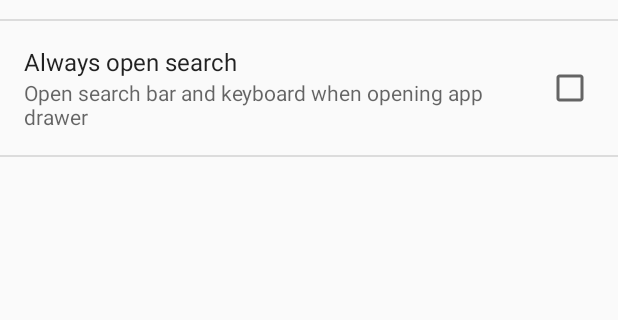
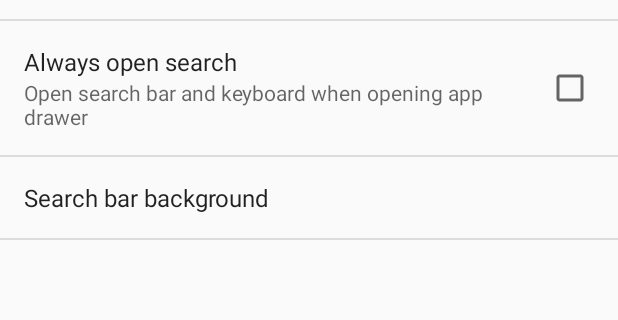
Before and after one commit to fqdb/Hybrid-Homescreen, an Android app: the fragment SettingsFragment shown on its own in the app's theme, after a tap on "Search settings", on a phone screen of 412 x 824 dp, the part 62-382 px from its top. Run offline under Robolectric (Android 15) with nearby library versions, the phone set to English and light mode, and no system bars; 3 other taps on this screen came first.

Commit message:
General maintenance

```diff
--- a/app/src/main/res/layout/homescreen_fragment.xml
+++ b/app/src/main/res/layout/homescreen_fragment.xml
@@ -9,10 +9,9 @@
         android:id="@+id/home_cell_layout"
         android:layout_width="match_parent"
         android:layout_height="match_parent"
-        android:padding="10dp"
+        android:layout_margin="10dp"
         cl:columns="4"
-        cl:spacing="5dp"
-        android:layout_marginRight="20dp">
+        cl:spacing="5dp">
         <!--<include layout="@layout/cell_item"-->
             <!--android:id="@+id/cell_1"-->
             <!--android:layout_width="wrap_content"-->
--- a/app/src/main/res/xml/settings.xml
+++ b/app/src/main/res/xml/settings.xml
@@ -48,7 +48,7 @@
                 android:title="Vertical"
                 android:entries="@array/home_grid"
                 android:entryValues="@array/home_grid"
-                android:defaultValue="4"/>
+                android:defaultValue="6"/>
         </PreferenceCategory>
         <!--
          * grid size
@@ -87,6 +87,12 @@
             android:key="always_open_search"
             android:title="Always open search"
             android:summary="Open search bar and keyboard when opening app drawer" />
+        <ListPreference
+            android:key="search_bar_bg"
+            android:title="Search bar background"
+            android:defaultValue="white_opaque"
+            android:entries="@array/search_bg_labels"
+            android:entryValues="@array/search_bg_values" />
     </PreferenceScreen>
     <Preference android:title="Help" >
         <!-- add intent to helpactivity here -->
```
Also changed, not shown: app/src/main/java/fqdb/net/launcherproject/CellLayout.java (+7 -11 lines), app/src/main/java/fqdb/net/launcherproject/Homescreenfragment.java (+25 -2 lines).
